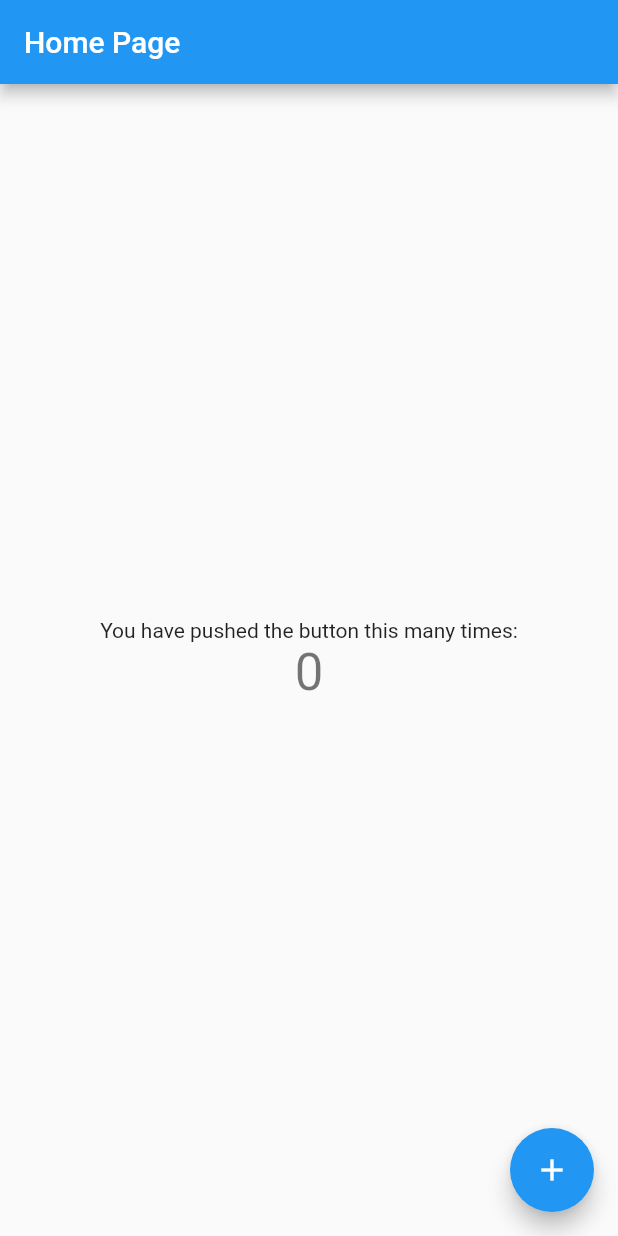
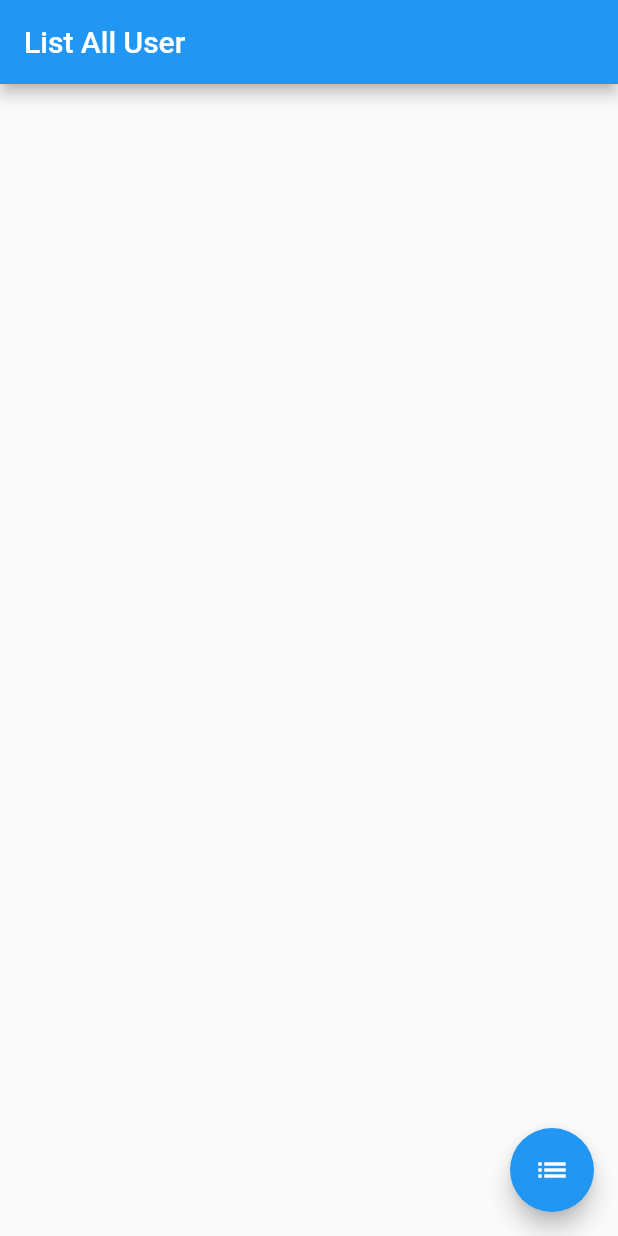
Before and after one commit to imaldi/arkamaya_test, a Flutter app: the screen it shows after launch, on a phone screen of 412 x 824 dp. Run offline on Flutter 3.47's test engine with Material 2 defaults, Android fonts, the phone set to English and light mode, and no system bars; our stand-ins replace auto_route.

Commit message:
done implement auto route

```diff
--- /dev/null
+++ b/lib/core/route/app_router.dart
@@ -0,0 +1,17 @@
+import 'package:arkamaya_test/presentation/screens/single_user_screen.dart';
+import 'package:auto_route/auto_route.dart';
+
+import '../../presentation/screens/home_screen.dart';
+
+part 'app_router.gr.dart';
+
+@AutoRouterConfig()
+class AppRouter extends _$AppRouter {
+
+  @override
+  List<AutoRoute> get routes => [
+    /// routes go here
+    AutoRoute(page: HomeRoute.page, initial: true),
+    AutoRoute(page: SingleUserRoute.page)
+  ];
+}
--- a/lib/main.dart
+++ b/lib/main.dart
@@ -1,115 +1,24 @@
 import 'package:flutter/material.dart';
 
+import 'core/route/app_router.dart';
+
 void main() {
-  runApp(const MyApp());
+  runApp(MyApp());
 }
 
 class MyApp extends StatelessWidget {
-  const MyApp({super.key});
 
   // This widget is the root of your application.
+  final _appRouter = AppRouter();
   @override
   Widget build(BuildContext context) {
-    return MaterialApp(
+    return MaterialApp.router(
+      routerConfig: _appRouter.config(),
       title: 'Flutter Demo',
+      debugShowCheckedModeBanner: false,
       theme: ThemeData(
-        // This is the theme of your application.
-        //
-        // Try running your application with "flutter run". You'll see the
-        // application has a blue toolbar. Then, without quitting the app, try
-        // changing the primarySwatch below to Colors.green and then invoke
-        // "hot reload" (press "r" in the console where you ran "flutter run",
-        // or simply save your changes to "hot reload" in a Flutter IDE).
-        // Notice that the counter didn't reset back to zero; the application
-        // is not restarted.
         primarySwatch: Colors.blue,
       ),
-      home: const MyHomePage(title: 'Home Page'),
     );
   }
 }
-
-class MyHomePage extends StatefulWidget {
-  const MyHomePage({super.key, required this.title});
-
-  // This widget is the home page of your application. It is stateful, meaning
-  // that it has a State object (defined below) that contains fields that affect
-  // how it looks.
-
-  // This class is the configuration for the state. It holds the values (in this
-  // case the title) provided by the parent (in this case the App widget) and
-  // used by the build method of the State. Fields in a Widget subclass are
-  // always marked "final".
-
-  final String title;
-
-  @override
-  State<MyHomePage> createState() => _MyHomePageState();
-}
-
-class _MyHomePageState extends State<MyHomePage> {
-  int _counter = 0;
-
-  void _incrementCounter() {
-    setState(() {
-      // This call to setState tells the Flutter framework that something has
-      // changed in this State, which causes it to rerun the build method below
-      // so that the display can reflect the updated values. If we changed
-      // _counter without calling setState(), then the build method would not be
-      // called again, and so nothing would appear to happen.
-      _counter++;
-    });
-  }
-
-  @override
-  Widget build(BuildContext context) {
-    // This method is rerun every time setState is called, for instance as done
-    // by the _incrementCounter method above.
-    //
-    // The Flutter framework has been optimized to make rerunning build methods
-    // fast, so that you can just rebuild anything that needs updating rather
-    // than having to individually change instances of widgets.
-    return Scaffold(
-      appBar: AppBar(
-        // Here we take the value from the MyHomePage object that was created by
-        // the App.build method, and use it to set our appbar title.
-        title: Text(widget.title),
-      ),
-      body: Center(
-        // Center is a layout widget. It takes a single child and positions it
-        // in the middle of the parent.
-        child: Column(
-          // Column is also a layout widget. It takes a list of children and
-          // arranges them vertically. By default, it sizes itself to fit its
-          // children horizontally, and tries to be as tall as its parent.
-          //
-          // Invoke "debug painting" (press "p" in the console, choose the
-          // "Toggle Debug Paint" action from the Flutter Inspector in Android
-          // Studio, or the "Toggle Debug Paint" command in Visual Studio Code)
-          // to see the wireframe for each widget.
-          //
-          // Column has various properties to control how it sizes itself and
-          // how it positions its children. Here we use mainAxisAlignment to
-          // center the children vertically; the main axis here is the vertical
-          // axis because Columns are vertical (the cross axis would be
-          // horizontal).
-          mainAxisAlignment: MainAxisAlignment.center,
-          children: <Widget>[
-            const Text(
-              'You have pushed the button this many times:',
-            ),
-            Text(
-              '$_counter',
-              style: Theme.of(context).textTheme.headlineMedium,
-            ),
-          ],
-        ),
-      ),
-      floatingActionButton: FloatingActionButton(
-        onPressed: _incrementCounter,
-        tooltip: 'Increment',
-        child: const Icon(Icons.add),
-      ), // This trailing comma makes auto-formatting nicer for build methods.
-    );
-  }
-}
--- /dev/null
+++ b/lib/presentation/screens/home_screen.dart
@@ -0,0 +1,22 @@
+import 'package:arkamaya_test/core/route/app_router.dart';
+import 'package:auto_route/auto_route.dart';
+import 'package:flutter/material.dart';
+
+@RoutePage()
+class HomeScreen extends StatefulWidget {
+  const HomeScreen({Key? key}) : super(key: key);
+
+  @override
+  State<HomeScreen> createState() => _HomeScreenState();
+}
+
+class _HomeScreenState extends State<HomeScreen> {
+  @override
+  Widget build(BuildContext context) {
+    return Scaffold(appBar: AppBar(title: Text("List All User")),floatingActionButton: FloatingActionButton(onPressed: (){
+      context.router.push(const SingleUserRoute());
+    },
+    child: Icon(Icons.list),
+    ),);
+  }
+}
--- a/pubspec.yaml
+++ b/pubspec.yaml
@@ -30,6 +30,9 @@ environment:
 dependencies:
   flutter:
     sdk: flutter
+  equatable: ^2.0.5
+  flutter_bloc: ^8.1.2
+  auto_route: ^7.1.0
 
 
   # The following adds the Cupertino Icons font to your application.
@@ -39,6 +42,8 @@ dependencies:
 dev_dependencies:
   flutter_test:
     sdk: flutter
+  auto_route_generator: ^7.0.0
+  build_runner: ^2.3.3
 
   # The "flutter_lints" package below contains a set of recommended lints to
   # encourage good coding practices. The lint set provided by the package is
```
Also changed, not shown: lib/presentation/screens/single_user_screen.dart (added, +21 -0 lines), lib/core/route/app_router.gr.dart (added), pubspec.lock, 1 other file.
